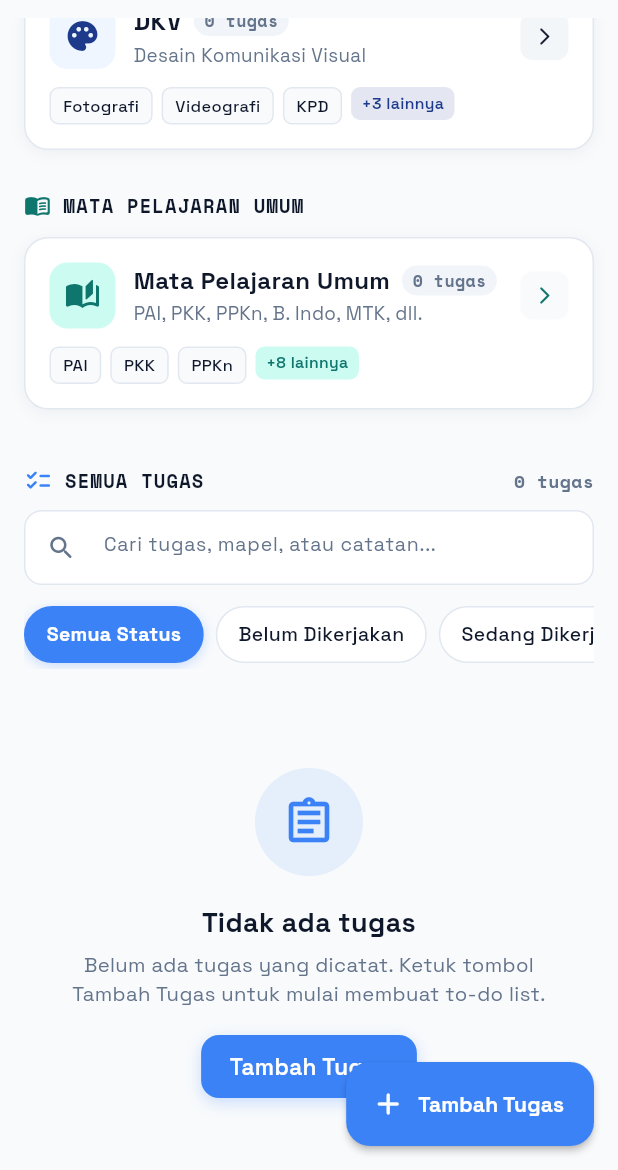
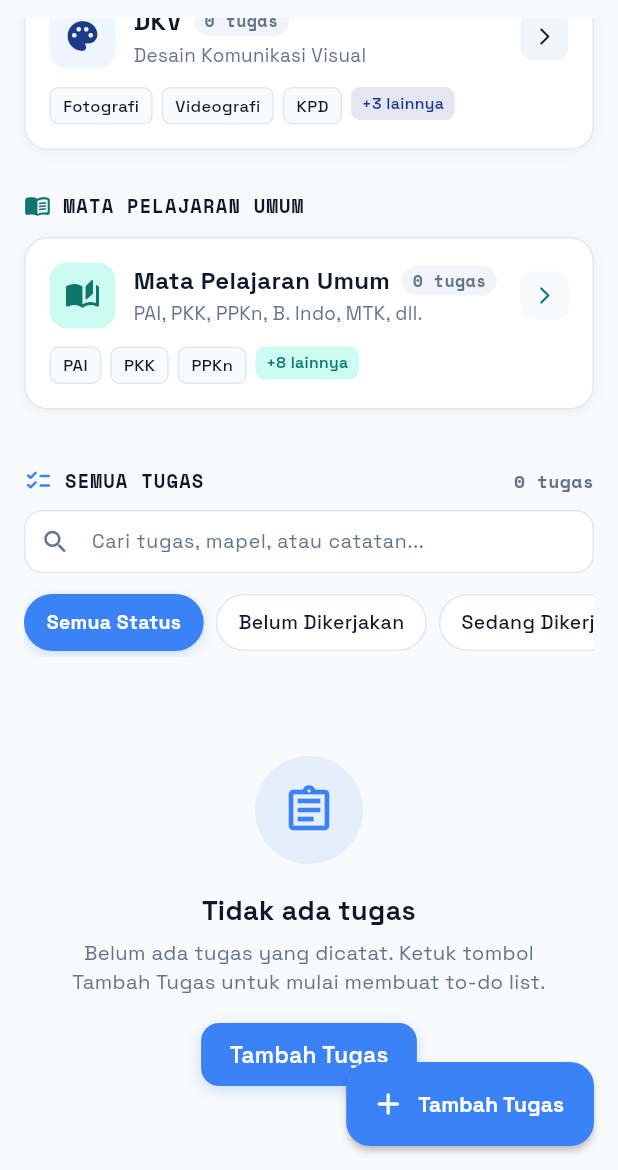
Before and after one commit to arundaya24/Nigas, a Flutter app: the screen it shows after launch, scrolled down 500 dp, on a phone screen of 412 x 824 dp, the part 66-1236 px from its top. Run offline on Flutter 3.47's test engine with Material 3 defaults, Android fonts, the phone set to English and light mode, and no system bars; our stand-ins replace drift, drift_flutter, flutter_local_notifications, flutter_riverpod, flutter_timezone, go_router and 2 more; accounts and stored records are empty; generated files the repository leaves out were written again.

Commit message:
revise searchbar

```diff
--- a/lib/features/tasks/presentation/home_screen.dart
+++ b/lib/features/tasks/presentation/home_screen.dart
@@ -343,6 +343,7 @@ class _HomeScreenState extends ConsumerState<HomeScreen> {
                       // Search Bar
                       Container(
                         clipBehavior: Clip.antiAlias,
+                        height: 42,
                         decoration: BoxDecoration(
                           color: tokens.cardBg,
                           borderRadius: BorderRadius.circular(12),
@@ -351,6 +352,7 @@ class _HomeScreenState extends ConsumerState<HomeScreen> {
                             width: 1,
                           ),
                         ),
+                        child: Center(
                           child: TextField(
                             controller: _searchController,
                             onChanged: (val) {
@@ -360,24 +362,31 @@ class _HomeScreenState extends ConsumerState<HomeScreen> {
                               fontFamily: 'SpaceGrotesk',
                               fontSize: 13.5,
                               color: tokens.textPrimary,
+                              height: 1.2,
                             ),
+                            textAlignVertical: TextAlignVertical.center,
                             decoration: InputDecoration(
                               filled: false,
                               fillColor: Colors.transparent,
-                            isDense: false,
+                              isDense: true,
                               contentPadding: const EdgeInsets.symmetric(
                                 horizontal: 12,
-                              vertical: 12,
+                                vertical: 0,
                               ),
                               hintText: 'Cari tugas, mapel, atau catatan...',
                               hintStyle: TextStyle(
                                 fontSize: 13,
                                 color: tokens.textMuted,
+                                height: 1.2,
                               ),
                               prefixIcon: Icon(
                                 Icons.search_rounded,
                                 size: 20,
                                 color: tokens.textMuted,
+                              ),
+                              prefixIconConstraints: const BoxConstraints(
+                                minWidth: 40,
+                                minHeight: 20,
                               ),
                               suffixIcon: _searchQuery.isNotEmpty
                                   ? IconButton(
@@ -387,11 +396,21 @@ class _HomeScreenState extends ConsumerState<HomeScreen> {
                                         _searchController.clear();
                                         setState(() => _searchQuery = '');
                                       },
+                                      padding: EdgeInsets.zero,
+                                      constraints: const BoxConstraints(
+                                        minWidth: 36,
+                                        minHeight: 20,
+                                      ),
                                     )
                                   : null,
+                              suffixIconConstraints: const BoxConstraints(
+                                minWidth: 36,
+                                minHeight: 20,
+                              ),
                               border: InputBorder.none,
                               enabledBorder: InputBorder.none,
                               focusedBorder: InputBorder.none,
+                            ),
                           ),
                         ),
                       ),
```
Lines whose indentation alone changed are shown as unchanged.
